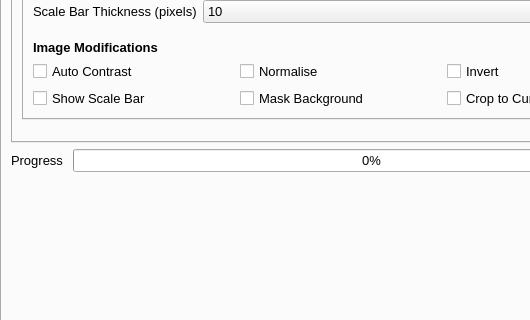
This is src/napari_bacseg/bacseg_ui.ui in piedrro/napari-bacseg as Qt 5 draws it before an edit; both pictures show x 0 to 530 and y 302 to 622 of the 681 by 1129 pixel window. The edited form follows.
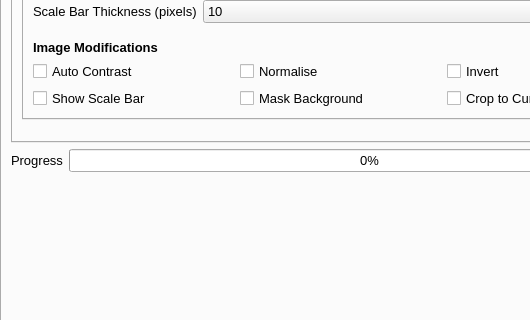
This is the edited form. The open tabs and pages were chosen to show the change.

```diff
--- a/src/napari_bacseg/bacseg_ui.ui
+++ b/src/napari_bacseg/bacseg_ui.ui
@@ -5258,7 +5258,7 @@
       <item row="0" column="0">
        <widget class="QLabel" name="label_33">
         <property name="text">
-         <string>Progress </string>
+                                    <string>Progress</string>
         </property>
        </widget>
       </item>
```
Left out of the diff: 5 changed lines with no effect on the pictures. Lines whose indentation alone changed are shown as unchanged.
